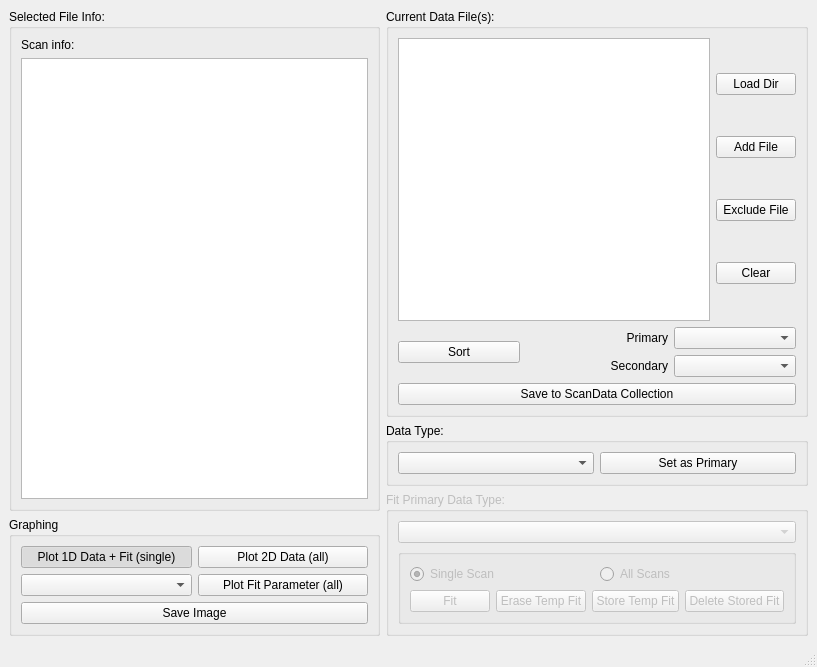
Old version of the form experimentdataanalysis/guis/ui_databrowser.ui in the repository mwmacmahon/experimentdataanalysis.
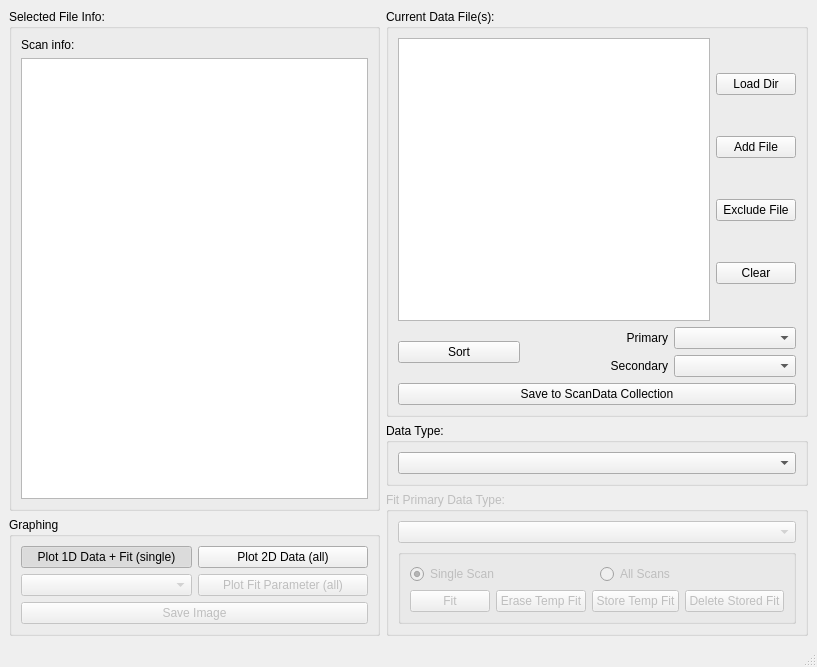
New version of the form.

```diff
--- a/experimentdataanalysis/guis/ui_databrowser.ui
+++ b/experimentdataanalysis/guis/ui_databrowser.ui
@@ -78,6 +78,9 @@
            </item>
            <item row="2" column="1">
             <widget class="QPushButton" name="btn_plotfitparam">
+             <property name="enabled">
+              <bool>false</bool>
+             </property>
              <property name="text">
               <string>Plot Fit Parameter (all)</string>
              </property>
@@ -93,7 +96,11 @@
             </widget>
            </item>
            <item row="2" column="0">
-            <widget class="QComboBox" name="cmb_fitparam"/>
+            <widget class="QComboBox" name="cmb_fitparam">
+             <property name="enabled">
+              <bool>false</bool>
+             </property>
+            </widget>
            </item>
           </layout>
          </item>
@@ -109,6 +116,9 @@
          </item>
          <item>
           <widget class="QPushButton" name="btn_saveimg">
+           <property name="enabled">
+            <bool>false</bool>
+           </property>
            <property name="text">
             <string>Save Image</string>
            </property>
@@ -235,13 +245,6 @@
          <item>
           <widget class="QComboBox" name="cmb_datatype"/>
          </item>
-         <item>
-          <widget class="QPushButton" name="btn_setprimary">
-           <property name="text">
-            <string>Set as Primary</string>
-           </property>
-          </widget>
-         </item>
         </layout>
        </widget>
       </item>
```
